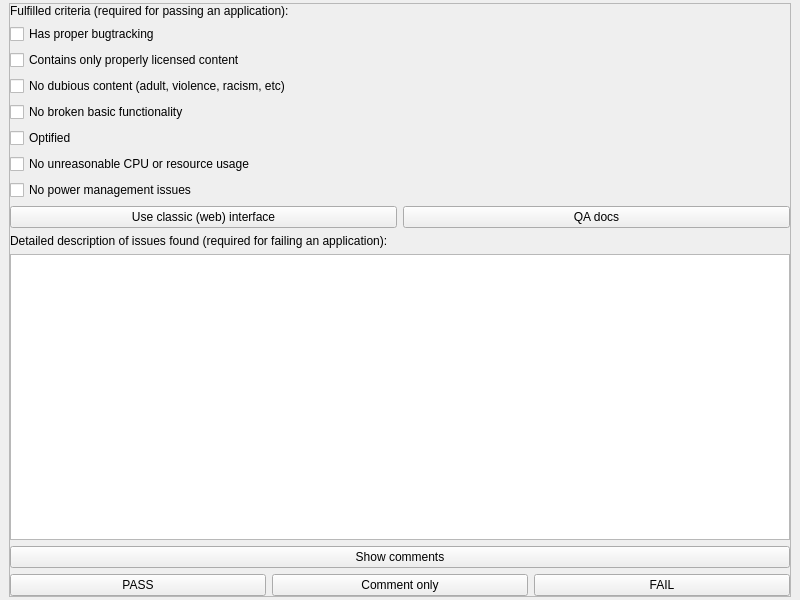
Above: src/vote.ui from achipa/keepitsimpletester before the change. Below: the same form after it.
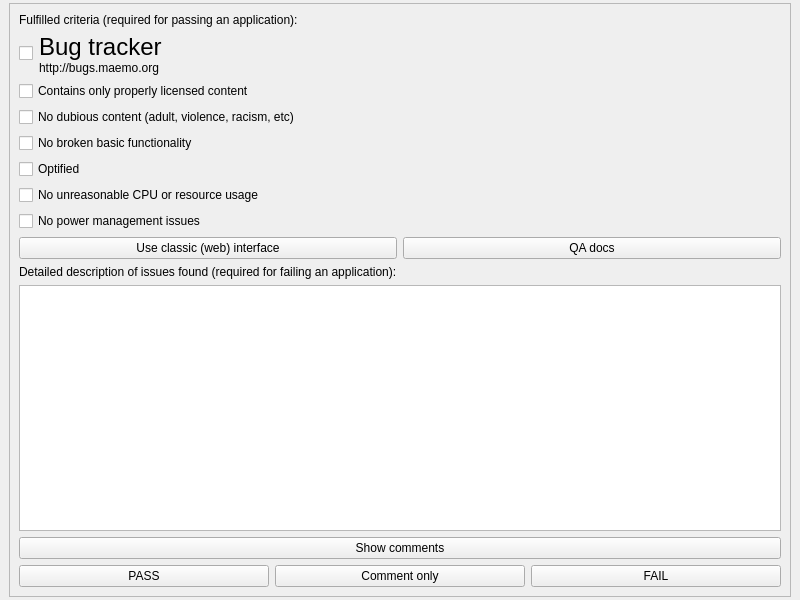
That is the form after the change. Icons and pictures are not drawn.

Commit message: checkbox multiline trick attempt

```diff
--- a/src/vote.ui
+++ b/src/vote.ui
@@ -32,13 +32,10 @@
          <x>0</x>
          <y>0</y>
          <width>778</width>
-         <height>569</height>
+         <height>564</height>
         </rect>
        </property>
        <layout class="QVBoxLayout" name="verticalLayout_2">
-        <property name="margin">
-         <number>0</number>
-        </property>
         <item>
          <widget class="QLabel" name="label_2">
           <property name="text">
@@ -47,11 +44,38 @@
          </widget>
         </item>
         <item>
-         <widget class="QCheckBox" name="cBox_bug">
-          <property name="text">
-           <string>Has proper bugtracking</string>
-          </property>
-         </widget>
+         <layout class="QHBoxLayout" name="horizontalLayout_3">
+          <item>
+           <widget class="QCheckBox" name="cBox_bug">
+            <property name="sizePolicy">
+             <sizepolicy hsizetype="Minimum" vsizetype="Fixed">
+              <horstretch>0</horstretch>
+              <verstretch>0</verstretch>
+             </sizepolicy>
+            </property>
+            <property name="tristate">
+             <bool>true</bool>
+            </property>
+           </widget>
+          </item>
+          <item>
+           <widget class="QLabel" name="label_3">
+            <property name="sizePolicy">
+             <sizepolicy hsizetype="MinimumExpanding" vsizetype="Preferred">
+              <horstretch>0</horstretch>
+              <verstretch>0</verstretch>
+             </sizepolicy>
+            </property>
+            <property name="text">
+             <string>&lt;!DOCTYPE HTML PUBLIC &quot;-//W3C//DTD HTML 4.0//EN&quot; &quot;http://www.w3.org/TR/REC-html40/strict.dtd&quot;&gt;
+&lt;html&gt;&lt;head&gt;&lt;meta name=&quot;qrichtext&quot; content=&quot;1&quot; /&gt;&lt;style type=&quot;text/css&quot;&gt;
+p, li { white-space: pre-wrap; }
+&lt;/style&gt;&lt;/head&gt;&lt;body style=&quot; font-family:'Sans Serif'; font-size:9pt; font-weight:400; font-style:normal;&quot;&gt;
+&lt;p style=&quot; margin-top:0px; margin-bottom:0px; margin-left:0px; margin-right:0px; -qt-block-indent:0; text-indent:0px;&quot;&gt;&lt;span style=&quot; font-family:'monospace'; font-size:18pt;&quot;&gt;Bug tracker&lt;/span&gt;&lt;span style=&quot; font-family:'monospace';&quot;&gt;&lt;br /&gt;&lt;/span&gt;&lt;span style=&quot; font-family:'monospace';&quot;&gt;http://bugs.maemo.org&lt;/span&gt;&lt;/p&gt;&lt;/body&gt;&lt;/html&gt;</string>
+            </property>
+           </widget>
+          </item>
+         </layout>
         </item>
         <item>
          <widget class="QCheckBox" name="cBox_lic">
```
Left out of the diff: 2 changed lines with no effect on the pictures.
